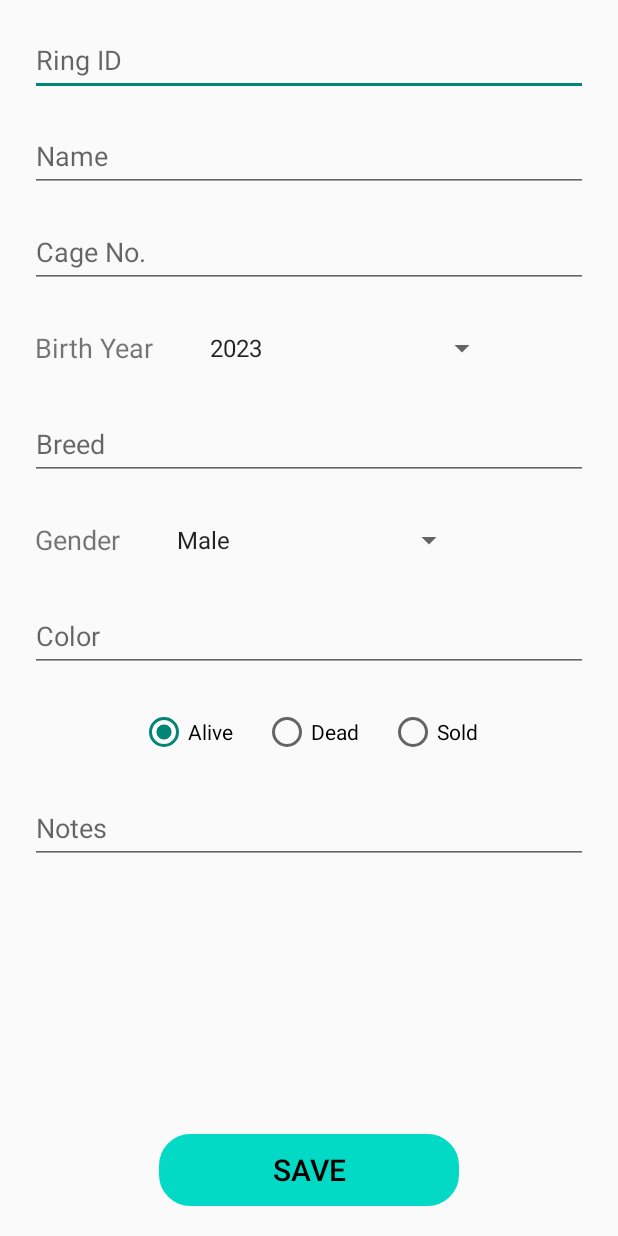
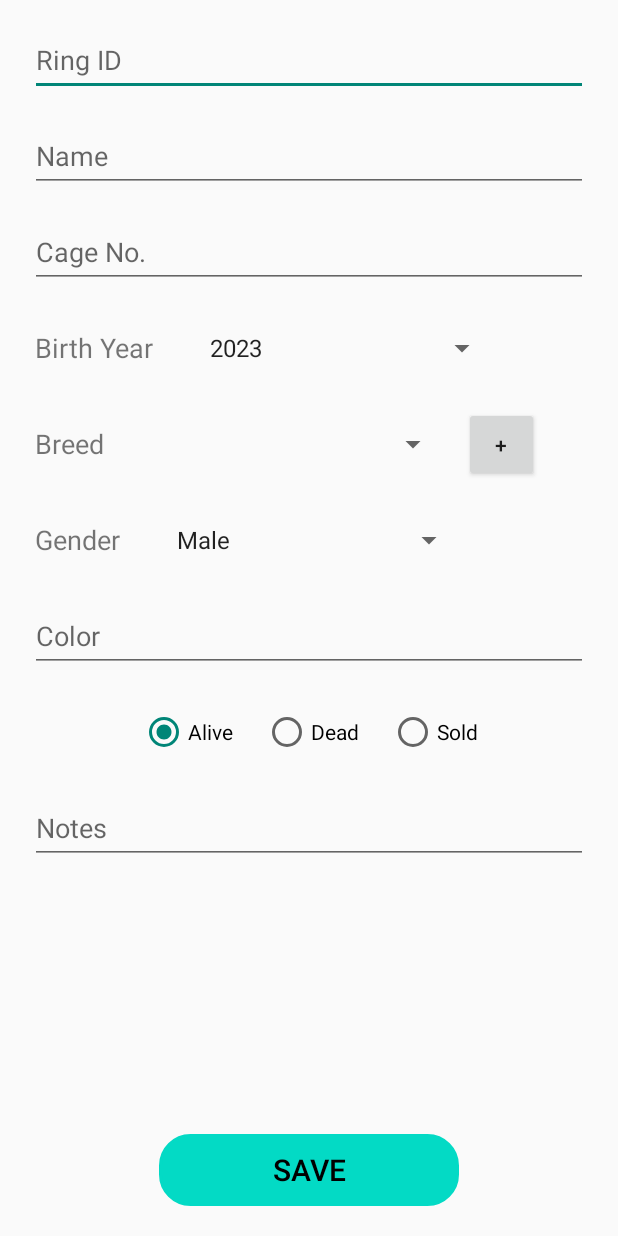
Before and after one commit to ReyesJayMilson/SD4, an Android app: the PigeonAdding screen opened directly, with no data from a screen before it, on a phone screen of 412 x 824 dp. Run offline under Robolectric (Android 15) with nearby library versions, the phone set to English and light mode, and no system bars.

Commit message:
for pulling

```diff
--- a/app/src/main/java/com/example/pigeonbreedermanagementapplication/Pigeon/PigeonAdding.java
+++ b/app/src/main/java/com/example/pigeonbreedermanagementapplication/Pigeon/PigeonAdding.java
@@ -24,8 +24,8 @@ import java.util.List;
 public class PigeonAdding extends AppCompatActivity {
 
     Button btSave;
-    EditText etRingID, etName, etBreed, etColor, etNotes, etCageNumber;
-    Spinner spBirthYear, spGender;
+    EditText etRingID, etName, etColor, etNotes, etCageNumber;
+    Spinner spBirthYear, spGender, spBreed;
     int selectedYear, selectedStatusID;
     RadioGroup rgStatus;
     RadioButton rbStatus;
@@ -58,7 +58,7 @@ public class PigeonAdding extends AppCompatActivity {
         etName = findViewById(R.id.et_Name);
         etCageNumber = findViewById(R.id.et_CageNo);
         spBirthYear = findViewById(R.id.sp_BirthYear);
-        etBreed = findViewById(R.id.sp_Breed);
+        spBreed = findViewById(R.id.sp_Breed);
         etColor = findViewById(R.id.et_Color);
         spGender = findViewById(R.id.sp_Gender);
         etNotes = findViewById(R.id.et_Notes);
--- a/app/src/main/res/layout/pigeon_add.xml
+++ b/app/src/main/res/layout/pigeon_add.xml
@@ -68,16 +68,43 @@
                 android:layout_centerHorizontal="true" />
         </LinearLayout>
 
-
-        <EditText
-            android:id="@+id/et_Breed"
+        <LinearLayout
             android:layout_width="match_parent"
             android:layout_height="48dp"
-            android:layout_below="@+id/spinnertext"
+            android:orientation="horizontal"
             android:layout_centerHorizontal="true"
             android:layout_marginHorizontal="20dp"
             android:layout_marginTop="16dp"
-            android:hint="Breed" />
+            android:layout_below="@+id/spinnertext"
+            android:id="@+id/spinnerBreed">
+
+            <TextView
+                android:id="@+id/tv_Breed"
+                android:layout_width="wrap_content"
+                android:layout_height="wrap_content"
+                android:text="Breed"
+                android:layout_marginLeft="3dp"
+                android:layout_marginRight="30dp"
+                android:textSize="18sp"
+                android:layout_gravity="center_vertical" />
+
+            <Spinner
+                android:id="@+id/sp_Breed"
+                android:layout_width="200dp"
+                android:layout_height="48dp"
+                android:layout_centerHorizontal="true" />
+
+            <Button
+                android:id="@+id/bt_AddBreed"
+                android:layout_width="50dp"
+                android:layout_height="50dp"
+                android:layout_marginLeft="10dp"
+                android:text="+"
+                android:layout_centerHorizontal="true"
+                android:layout_gravity="center_vertical"/>
+
+        </LinearLayout>
+
 
         <LinearLayout
             android:layout_width="match_parent"
@@ -86,7 +113,7 @@
             android:layout_centerHorizontal="true"
             android:layout_marginHorizontal="20dp"
             android:layout_marginTop="16dp"
-            android:layout_below="@+id/et_Breed"
+            android:layout_below="@+id/spinnerBreed"
             android:id="@+id/genderLayout">
 
             <TextView
```
